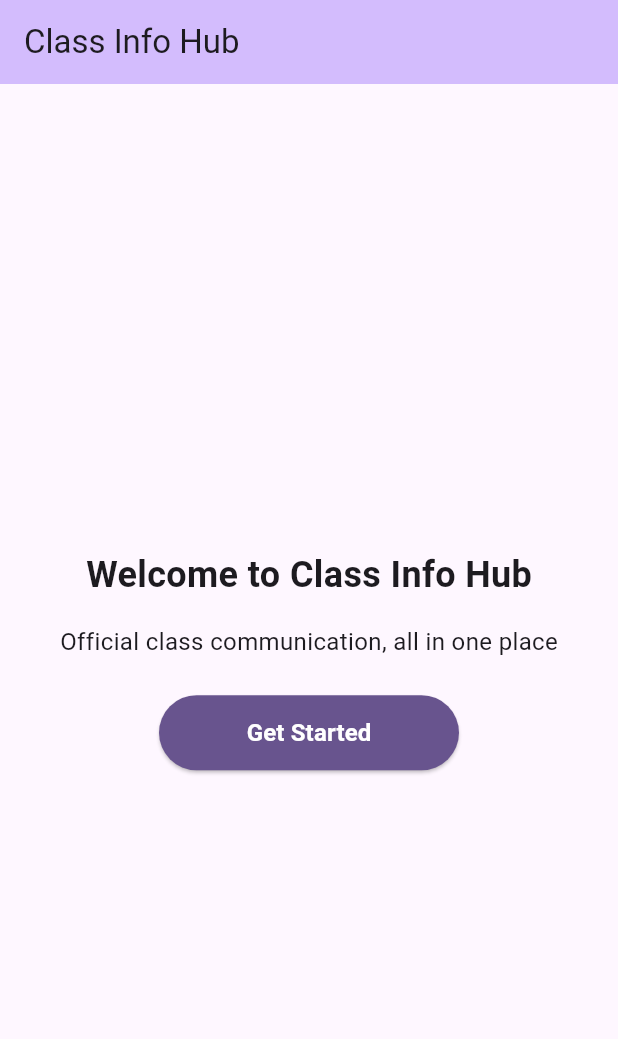
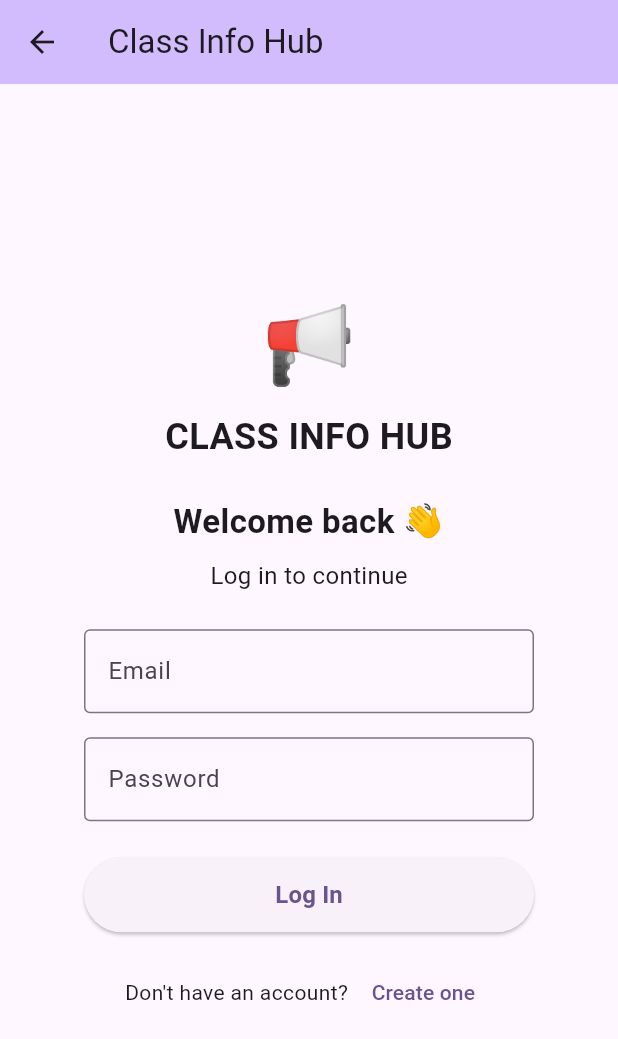
Before and after one commit to Priscilla-Ngina/Class_Info_Hub, a Flutter app: the screen it shows after launch, after a tap on "Get Started", on a phone screen of 412 x 824 dp. Shown: the top 1039 px of the screen. Run offline on Flutter 3.47's test engine with Material 3 defaults, Android fonts, the phone set to English and light mode, and no system bars.

Commit message:
Add login and registration screens

```diff
--- a/lib/main.dart
+++ b/lib/main.dart
@@ -1,5 +1,6 @@
 import 'package:flutter/material.dart';
 import 'screens/welcome_screen.dart';
+
 
 
 void main() {
--- /dev/null
+++ b/lib/screens/login_screen.dart
@@ -0,0 +1,113 @@
+import 'package:flutter/material.dart';
+import 'register_screen.dart';
+class LoginScreen extends StatelessWidget {
+  const LoginScreen({super.key});
+
+  @override
+  Widget build(BuildContext context) {
+    return Scaffold(
+      appBar: AppBar(
+        backgroundColor: Theme.of(context).colorScheme.inversePrimary,
+        title: const Text('Class Info Hub'),
+      ),
+      body: Center(
+        child: Column(
+          mainAxisAlignment: MainAxisAlignment.center,
+          children: [
+            const Text(
+              '📢',
+              style: TextStyle(
+                fontSize: 50,
+              ),
+            ),
+            const SizedBox(height: 8),
+            const Text(
+              'CLASS INFO HUB',
+              style: TextStyle(
+                fontSize: 24,
+                fontWeight: FontWeight.bold,
+              ),
+            ),
+
+            const SizedBox(height: 24),
+            const Text(
+              'Welcome back 👋',
+              style: TextStyle(
+                fontSize: 22,
+                fontWeight: FontWeight.bold,
+              ),
+            ),
+            const SizedBox(height: 8),
+            const Text(
+              'Log in to continue',
+              style: TextStyle(
+                fontSize: 16,
+              ),
+            ),
+            const SizedBox(height: 24),
+
+            SizedBox(
+              width: 300,
+              child: TextField(
+                decoration: InputDecoration(
+                  labelText: 'Email',
+                  border: OutlineInputBorder(),
+                ),
+              ),
+            ),
+            const SizedBox(height: 16),
+
+            SizedBox(
+              width: 300,
+              child: TextField(
+                obscureText: true,
+                decoration: InputDecoration(
+                  labelText: 'Password',
+                  border: OutlineInputBorder(),
+                ),
+              ),
+            ),
+            const SizedBox(height: 24),
+
+            SizedBox(
+              width: 300,
+              height: 50,
+              child: ElevatedButton(
+                onPressed: () {},
+                child: const Text(
+                  'Log In',
+                  style: TextStyle(
+                    fontSize: 16,
+                    fontWeight: FontWeight.bold,
+                  ),
+                ),
+              ),
+            ),
+            const SizedBox(height: 16),
+
+            Row(
+              mainAxisAlignment: MainAxisAlignment.center,
+              children: [
+                const Text("Don't have an account? "),
+                TextButton(
+                  onPressed: () {
+
+                    Navigator.push(
+                      context,
+                      MaterialPageRoute(
+                        builder: (context) => const RegisterScreen(),
+                      ),
+                    );
+
+                  },
+                  child: const Text('Create one'),
+                ),
+              ],
+            ),
+
+          ],
+        ),
+      ),
+    );
+  }
+}
--- a/lib/screens/welcome_screen.dart
+++ b/lib/screens/welcome_screen.dart
@@ -1,4 +1,5 @@
 import 'package:flutter/material.dart';
+import 'login_screen.dart';
 
 class WelcomeScreen extends StatelessWidget{
   const WelcomeScreen({super.key});
@@ -43,7 +44,14 @@ child: Column(
         style: ElevatedButton.styleFrom(
           backgroundColor: Theme.of(context).colorScheme.primary,
         ),
-        onPressed: () {},
+        onPressed: () {
+          Navigator.push(
+            context,
+            MaterialPageRoute(
+              builder: (context)=> const LoginScreen(),
+            ),
+          );
+        },
         child: const Text(
           'Get Started',
           style: TextStyle(
```
Also changed, not shown: lib/screens/register_screen.dart (added, +118 -0 lines).
